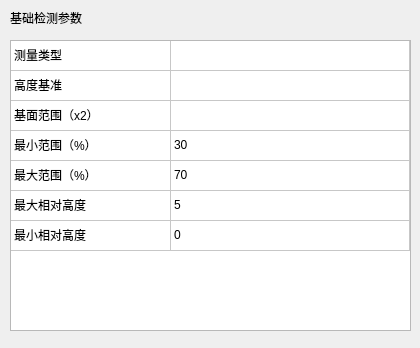
This is VisionDetect/HeightDetectWidget.ui in chuandongxu/AOI as Qt 5 draws it before an edit. The edited form follows.
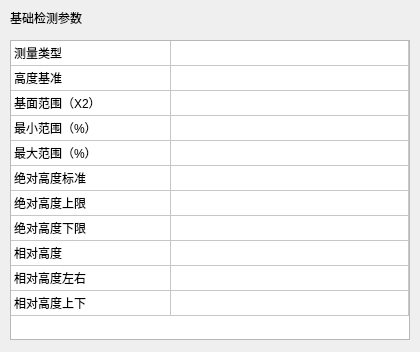
This is the edited form.

Commit message:
Height Inspect Optimized
1. Modify the height value from max and min mode to standard one and provide the up and low level.
2. Add Abs and relative height value.

```diff
--- a/VisionDetect/HeightDetectWidget.ui
+++ b/VisionDetect/HeightDetectWidget.ui
@@ -7,7 +7,7 @@
     <x>0</x>
     <y>0</y>
     <width>420</width>
-    <height>348</height>
+    <height>352</height>
    </rect>
   </property>
   <property name="windowTitle">
@@ -31,16 +31,10 @@
     <rect>
      <x>10</x>
      <y>40</y>
-     <width>401</width>
-     <height>291</height>
+     <width>400</width>
+     <height>300</height>
     </rect>
    </property>
-   <property name="wordWrap">
-    <bool>true</bool>
-   </property>
-   <property name="rowCount">
-    <number>7</number>
-   </property>
    <attribute name="horizontalHeaderVisible">
     <bool>false</bool>
    </attribute>
@@ -53,6 +47,12 @@
    <attribute name="verticalHeaderVisible">
     <bool>false</bool>
    </attribute>
+   <attribute name="verticalHeaderDefaultSectionSize">
+    <number>25</number>
+   </attribute>
+   <attribute name="verticalHeaderMinimumSectionSize">
+    <number>25</number>
+   </attribute>
    <row>
     <property name="text">
      <string>新建行</string>
@@ -73,9 +73,41 @@
      <string>新建行</string>
     </property>
    </row>
-   <row/>
-   <row/>
-   <row/>
+   <row>
+    <property name="text">
+     <string>新建行</string>
+    </property>
+   </row>
+   <row>
+    <property name="text">
+     <string>新建行</string>
+    </property>
+   </row>
+   <row>
+    <property name="text">
+     <string>新建行</string>
+    </property>
+   </row>
+   <row>
+    <property name="text">
+     <string>新建行</string>
+    </property>
+   </row>
+   <row>
+    <property name="text">
+     <string>新建行</string>
+    </property>
+   </row>
+   <row>
+    <property name="text">
+     <string>新建行</string>
+    </property>
+   </row>
+   <row>
+    <property name="text">
+     <string>新建行</string>
+    </property>
+   </row>
    <column>
     <property name="text">
      <string>新建列</string>
@@ -98,7 +130,7 @@
    </item>
    <item row="2" column="0">
     <property name="text">
-     <string>基面范围（x2）</string>
+     <string>基面范围（X2）</string>
     </property>
    </item>
    <item row="3" column="0">
@@ -106,39 +138,39 @@
      <string>最小范围（%）</string>
     </property>
    </item>
-   <item row="3" column="1">
-    <property name="text">
-     <string>30</string>
-    </property>
-   </item>
    <item row="4" column="0">
     <property name="text">
      <string>最大范围（%）</string>
     </property>
    </item>
-   <item row="4" column="1">
-    <property name="text">
-     <string>70</string>
-    </property>
-   </item>
    <item row="5" column="0">
     <property name="text">
-     <string>最大相对高度</string>
-    </property>
-   </item>
-   <item row="5" column="1">
-    <property name="text">
-     <string>5</string>
+     <string>绝对高度标准</string>
     </property>
    </item>
    <item row="6" column="0">
     <property name="text">
-     <string>最小相对高度</string>
+     <string>绝对高度上限</string>
     </property>
    </item>
-   <item row="6" column="1">
+   <item row="7" column="0">
     <property name="text">
-     <string>0</string>
+     <string>绝对高度下限</string>
+    </property>
+   </item>
+   <item row="8" column="0">
+    <property name="text">
+     <string>相对高度</string>
+    </property>
+   </item>
+   <item row="9" column="0">
+    <property name="text">
+     <string>相对高度左右</string>
+    </property>
+   </item>
+   <item row="10" column="0">
+    <property name="text">
+     <string>相对高度上下</string>
     </property>
    </item>
   </widget>
```
The commit also changes 2 other files.
